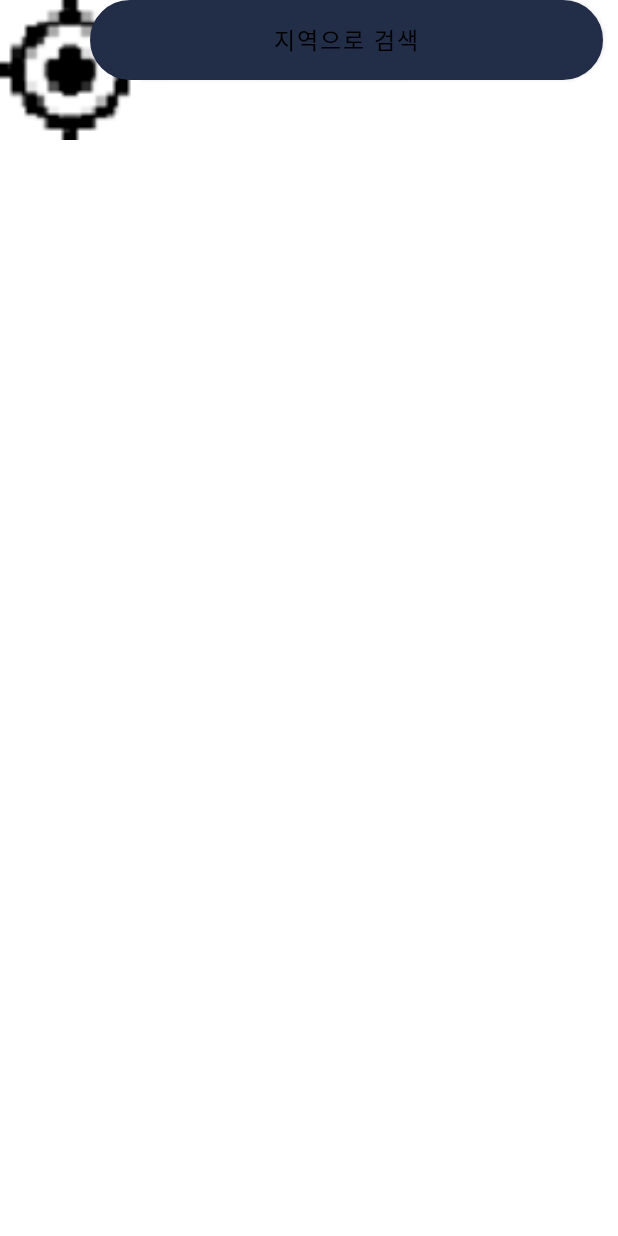
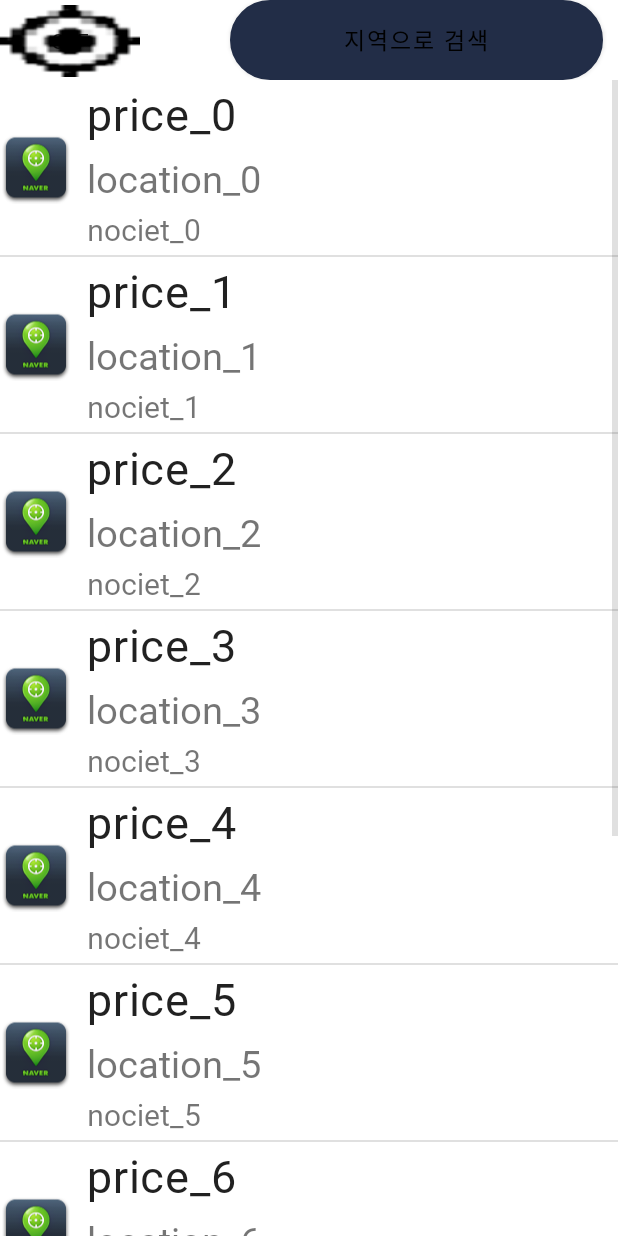
Before and after one commit to tbvjaos510/NRoom, an Android app: the ListActivity screen opened directly, with no data from a screen before it, on a phone screen of 412 x 824 dp. Run offline under Robolectric (Android 15) with nearby library versions, the phone set to English and light mode, and no system bars.

Commit message:
리스트 뷰 수정

```diff
--- a/NRoomAndroid/app/src/main/java/com/nroom/activity/ListActivity.java
+++ b/NRoomAndroid/app/src/main/java/com/nroom/activity/ListActivity.java
@@ -10,14 +10,17 @@ import android.view.View;
 import android.widget.AdapterView;
 import android.widget.ArrayAdapter;
 import android.widget.Button;
+import android.widget.ListView;
 import android.widget.Spinner;
 import android.widget.TextView;
 import android.widget.ToggleButton;
 
 import com.nroom.R;
+import com.nroom.listview.ListViewAdapter;
 import com.nroom.network.JSONTask;
 
 import androidx.appcompat.app.AppCompatActivity;
+import androidx.core.content.ContextCompat;
 
 public class ListActivity extends AppCompatActivity {
     private final LocationListener mLocationListener = new LocationListener() {
@@ -46,6 +49,7 @@ public class ListActivity extends AppCompatActivity {
     };
 
     private String selectdeLocal = "서울특별시";
+    private ListView mListView;
 
     @Override
     protected void onCreate(Bundle savedInstanceState) {
@@ -79,6 +83,19 @@ public class ListActivity extends AppCompatActivity {
             }
         });
 
+        mListView = (ListView)findViewById(R.id.sale_listview);
+
+        dataSetting();
+    }
+
+    private void dataSetting() {
+        ListViewAdapter listViewAdapter = new ListViewAdapter();
+
+        for(int i=0; i<10; i++){
+            listViewAdapter.addItem(ContextCompat.getDrawable(getApplicationContext(), R.drawable.icon), "price_" + i, "location_" + i, "nociet_" + i);
+        }
+
+        mListView.setAdapter(listViewAdapter);
     }
 
     private void InitSpinner(View view) {
@@ -109,6 +126,4 @@ public class ListActivity extends AppCompatActivity {
         });
         return ;
     }
-
-
 }
--- /dev/null
+++ b/NRoomAndroid/app/src/main/java/com/nroom/listview/ListViewAdapter.java
@@ -0,0 +1,71 @@
+package com.nroom.listview;
+
+import android.content.Context;
+import android.graphics.drawable.Drawable;
+import android.media.Image;
+import android.view.LayoutInflater;
+import android.view.View;
+import android.view.ViewGroup;
+import android.widget.BaseAdapter;
+import android.widget.ImageView;
+import android.widget.TextView;
+
+import com.nroom.R;
+
+import java.util.ArrayList;
+
+public class ListViewAdapter extends BaseAdapter{
+
+    private ArrayList<ListViewItem> items = new ArrayList<>();
+
+    @Override
+    public int getCount() {
+        return items.size();
+    }
+
+    @Override
+    public ListViewItem getItem(int position) {
+        return items.get(position);
+    }
+
+    @Override
+    public long getItemId(int position) {
+        return 0;
+    }
+
+    @Override
+    public View getView(int position, View convertView, ViewGroup parent) {
+        Context context = parent.getContext();
+
+        if(convertView == null){
+            LayoutInflater inflater = (LayoutInflater) context.getSystemService(Context.LAYOUT_INFLATER_SERVICE);
+            convertView = inflater.inflate(R.layout.listview_item, parent, false);
+        }
+
+        ImageView iv_img = (ImageView) convertView.findViewById(R.id.houseimage);
+        TextView tv_price = (TextView) convertView.findViewById(R.id.price);
+        TextView tv_location = (TextView) convertView.findViewById(R.id.location);
+        TextView tv_notice = (TextView) convertView.findViewById(R.id.notice);
+
+        ListViewItem listViewItem = getItem(position);
+
+        iv_img.setImageDrawable(listViewItem.getIcon());
+        tv_price.setText(listViewItem.getPrice());
+        tv_location.setText(listViewItem.getLocation());
+        tv_notice.setText(listViewItem.getNotice());
+
+        return convertView;
+
+    }
+
+    public void addItem(Drawable img, String price, String location, String notice){
+        ListViewItem item = new ListViewItem();
+
+        item.setIcon(img);
+        item.setPrice(price);
+        item.setLocation(location);
+        item.setNotice(notice);
+
+        items.add(item);
+    }
+}
--- /dev/null
+++ b/NRoomAndroid/app/src/main/java/com/nroom/listview/ListViewItem.java
@@ -0,0 +1,43 @@
+package com.nroom.listview;
+
+import android.graphics.drawable.Drawable;
+
+public class ListViewItem {
+
+    private Drawable icon;
+    private String price;
+    private String location;
+    private String notice;
+
+    public Drawable getIcon(){
+        return icon;
+    }
+
+    public void setIcon(Drawable icon){
+        this.icon = icon;
+    }
+
+    public String getPrice(){
+        return price;
+    }
+
+    public void setPrice(String price){
+        this.price = price;
+    }
+
+    public String getLocation(){
+        return location;
+    }
+
+    public void setLocation(String location){
+        this.location = location;
+    }
+
+    public String getNotice() {
+        return notice;
+    }
+
+    public void setNotice(String notice) {
+        this.notice = notice;
+    }
+}
--- a/NRoomAndroid/app/src/main/res/layout/activity_list.xml
+++ b/NRoomAndroid/app/src/main/res/layout/activity_list.xml
@@ -9,18 +9,20 @@
 
     <!--TODO RecyclerView-->
     <!--ListView is Legacy-->
-    <ListView
-        android:id="@+id/sale_listview"
+    <LinearLayout
         android:layout_width="match_parent"
-        android:layout_height="match_parent" />
-
+        android:layout_height="match_parent"
+        android:orientation="vertical">
+        <LinearLayout
+            android:layout_width="match_parent"
+            android:layout_height="wrap_content"
+            android:orientation="horizontal">
             <ToggleButton
                 android:id="@+id/btnGps"
                 android:layout_width="140px"
-        android:layout_height="140px"
-        android:layout_marginLeft="20dp"
+                android:layout_height="wrap_content"
                 android:background="@drawable/gps"
-        android:textSize="1dp" />
+                />
 
             <Button
                 android:id="@+id/btnLocal"
@@ -38,7 +40,13 @@
             <Spinner
                 android:id="@+id/localSpinner"
                 android:layout_width="match_parent"
+                android:layout_height="wrap_content"
+                android:visibility="invisible" />
+        </LinearLayout>
+        <ListView
+            android:id="@+id/sale_listview"
+            android:layout_width="match_parent"
             android:layout_height="match_parent"
-        android:visibility="invisible"
-        android:layout_marginVertical="100dp"/>
+            android:layout_alignParentStart="true" />
+    </LinearLayout>
 </androidx.constraintlayout.widget.ConstraintLayout>
--- a/NRoomAndroid/app/src/main/res/layout/listview_item.xml
+++ b/NRoomAndroid/app/src/main/res/layout/listview_item.xml
@@ -4,42 +4,55 @@
     android:orientation="vertical" android:layout_width="match_parent"
     android:layout_height="match_parent">
 
-    <ImageView
-        android:id="@+id/house_image"
-        android:layout_width="wrap_content"
-        android:layout_height="wrap_content"
-        tools:srcCompat="@tools:sample/backgrounds/scenic[11]" />
 
     <LinearLayout
-        android:id="@+id/house_info_layout"
-        android:layout_width="wrap_content"
+        android:layout_width="match_parent"
         android:layout_height="wrap_content"
-        android:layout_marginBottom="8dp"
-        android:layout_marginTop="8dp"
-        android:orientation="vertical">
+        android:orientation="horizontal">
 
-        <TextView
-            android:id="@+id/text_house_price"
-            style="@style/TextAppearance.MaterialComponents.Body2"
+        <ImageView
+            android:id="@+id/houseimage"
             android:layout_width="wrap_content"
-            android:layout_height="wrap_content"
-            android:layout_gravity="center"
-            android:fontFamily="@font/bm_jua"
-            android:text="New text" />
+            android:layout_height="match_parent"/>
 
-        <TextView
-            android:id="@+id/text_house_location"
+        <LinearLayout
+            android:id="@+id/house_info_layout"
             android:layout_width="wrap_content"
-            android:layout_height="wrap_content"
-            android:layout_gravity="center"
-            android:text="@string/label_area" />
+            android:layout_height="match_parent"
+            android:orientation="vertical"
+            android:paddingLeft="10dip">
 
-        <TextView
-            android:id="@+id/text_house_notice"
-            android:layout_width="wrap_content"
-            android:layout_height="wrap_content"
-            android:layout_gravity="center"
-            android:text="@string/label_area" />
+            <TextView
+                android:id="@+id/price"
+                style="@style/TextAppearance.MaterialComponents.Body2"
+                android:layout_width="match_parent"
+                android:layout_height="wrap_content"
+                android:fontFamily="@font/bm_jua"
+                android:paddingTop="2dip"
+                android:paddingBottom="3dip"
+                android:textSize="30dp"
+                android:text="가격" />
+
+            <TextView
+                android:layout_weight="1"
+                android:id="@+id/location"
+                android:layout_width="match_parent"
+                android:layout_height="wrap_content"
+                android:fontFamily="@font/bm_jua"
+                android:paddingTop="2dip"
+                android:paddingBottom="3dip"
+                android:textSize="25dp"
+                android:text="위치" />
+
+            <TextView
+                android:layout_weight="1"
+                android:id="@+id/notice"
+                android:layout_width="match_parent"
+                android:layout_height="wrap_content"
+                android:layout_gravity="center"
+                android:paddingBottom="3dip"
+                android:textSize="20dp"
+                android:text="설명" />
+        </LinearLayout>
     </LinearLayout>
-
 </LinearLayout>
```
Lines whose indentation alone changed are shown as unchanged.
